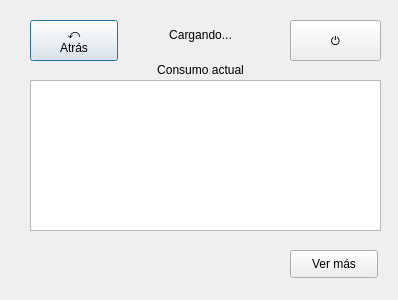
Qt form src/app/ui/plug.ui (jojelupipa/smart-plug) before a commit.
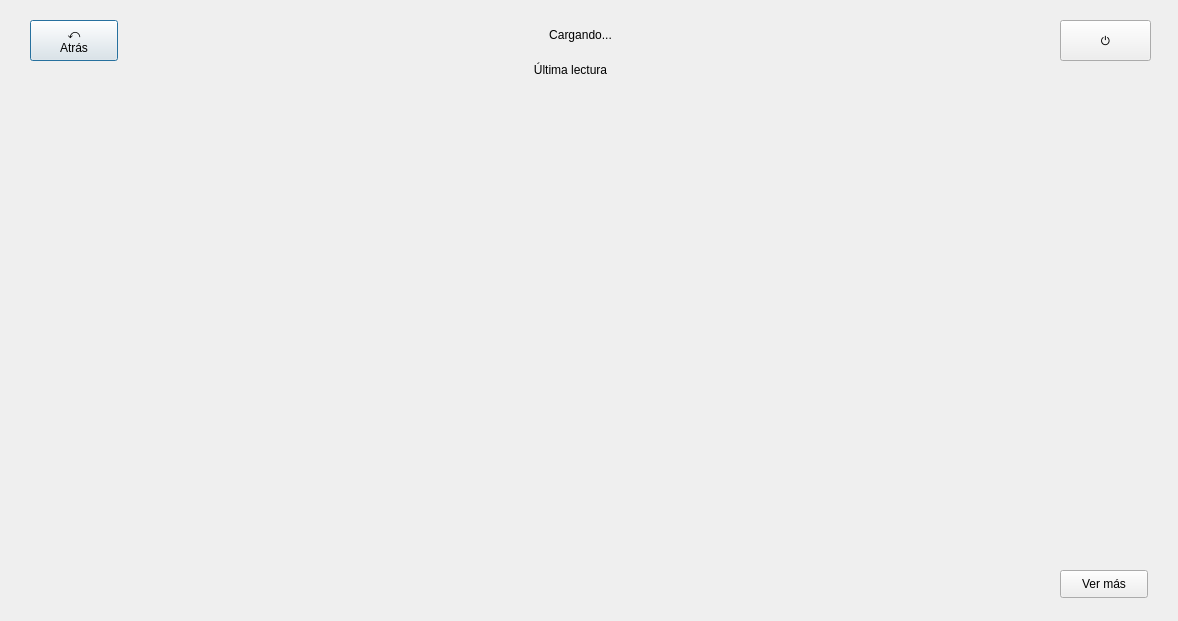
The same form after that commit.

Commit message: Añadido reseteo de las bases de datos. Closes #17     * Modificada la UI de los ajustes     * Más refactorización

```diff
--- a/src/app/ui/plug.ui
+++ b/src/app/ui/plug.ui
@@ -6,8 +6,8 @@
    <rect>
     <x>0</x>
     <y>0</y>
-    <width>398</width>
-    <height>300</height>
+    <width>1178</width>
+    <height>621</height>
    </rect>
   </property>
   <property name="windowTitle">
@@ -30,14 +30,14 @@
   <widget class="QLabel" name="const_consumption_label">
    <property name="geometry">
     <rect>
-     <x>130</x>
+     <x>500</x>
      <y>60</y>
      <width>141</width>
      <height>20</height>
     </rect>
    </property>
    <property name="text">
-    <string>Consumo actual</string>
+    <string>Última lectura</string>
    </property>
    <property name="alignment">
     <set>Qt::AlignCenter</set>
@@ -46,7 +46,7 @@
   <widget class="QLabel" name="updated_consumption_label">
    <property name="geometry">
     <rect>
-     <x>150</x>
+     <x>530</x>
      <y>19</y>
      <width>101</width>
      <height>31</height>
@@ -62,21 +62,11 @@
     <set>Qt::AlignCenter</set>
    </property>
   </widget>
-  <widget class="QGraphicsView" name="graphicsView">
-   <property name="geometry">
-    <rect>
-     <x>30</x>
-     <y>80</y>
-     <width>351</width>
-     <height>151</height>
-    </rect>
-   </property>
-  </widget>
   <widget class="QPushButton" name="history_button">
    <property name="geometry">
     <rect>
-     <x>290</x>
-     <y>250</y>
+     <x>1060</x>
+     <y>570</y>
      <width>88</width>
      <height>28</height>
     </rect>
@@ -91,7 +81,7 @@
    </property>
    <property name="geometry">
     <rect>
-     <x>290</x>
+     <x>1060</x>
      <y>20</y>
      <width>91</width>
      <height>41</height>
@@ -101,6 +91,17 @@
     <string>⏻</string>
    </property>
   </widget>
+  <widget class="QWidget" name="verticalLayoutWidget">
+   <property name="geometry">
+    <rect>
+     <x>30</x>
+     <y>100</y>
+     <width>1121</width>
+     <height>451</height>
+    </rect>
+   </property>
+   <layout class="QVBoxLayout" name="scatter_plot_layout"/>
+  </widget>
  </widget>
  <resources/>
  <connections/>
```
The commit also changes 5 other files.
